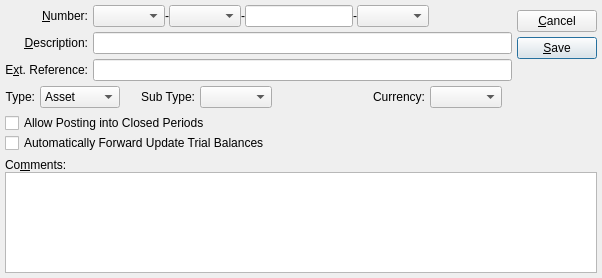
This is guiclient/accountNumber.ui in Pegasus-RPG/xtuple-client as Qt 5 draws it before an edit. The edited form follows.
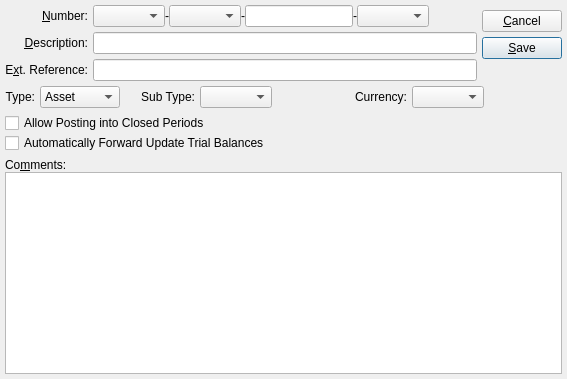
This is the edited form. Custom widgets are drawn as their Qt base class.

The edit to the form file:
```diff
--- a/guiclient/accountNumber.ui
+++ b/guiclient/accountNumber.ui
@@ -8,13 +8,13 @@
 is available at www.xtuple.com/CPAL.  By using this software, you agree
 to be bound by its terms.</comment>
  <class>accountNumber</class>
- <widget class="QDialog" name="accountNumber" >
-  <property name="geometry" >
+ <widget class="QDialog" name="accountNumber">
+  <property name="geometry">
    <rect>
     <x>0</x>
     <y>0</y>
-    <width>602</width>
-    <height>278</height>
+    <width>567</width>
+    <height>379</height>
    </rect>
   </property>
   <property name="windowTitle" >
@@ -28,29 +28,29 @@
     <number>5</number>
    </property>
    <item>
-    <layout class="QHBoxLayout" >
-     <property name="margin" >
-      <number>0</number>
-     </property>
-     <property name="spacing" >
+    <layout class="QHBoxLayout">
+     <property name="spacing">
       <number>5</number>
      </property>
+     <property name="margin">
+      <number>0</number>
+     </property>
      <item>
-      <layout class="QHBoxLayout" >
-       <property name="margin" >
-        <number>0</number>
-       </property>
-       <property name="spacing" >
+      <layout class="QHBoxLayout">
+       <property name="spacing">
         <number>5</number>
        </property>
+       <property name="margin">
+        <number>0</number>
+       </property>
        <item>
-        <layout class="QVBoxLayout" >
-         <property name="margin" >
-          <number>0</number>
-         </property>
-         <property name="spacing" >
+        <layout class="QVBoxLayout">
+         <property name="spacing">
           <number>5</number>
          </property>
+         <property name="margin">
+          <number>0</number>
+         </property>
          <item>
           <widget class="QLabel" name="_numberLit" >
            <property name="text" >
@@ -93,13 +93,13 @@
         </layout>
        </item>
        <item>
-        <layout class="QVBoxLayout" >
-         <property name="margin" >
-          <number>0</number>
-         </property>
-         <property name="spacing" >
+        <layout class="QVBoxLayout">
+         <property name="spacing">
           <number>5</number>
          </property>
+         <property name="margin">
+          <number>0</number>
+         </property>
          <item>
           <layout class="QHBoxLayout" >
            <property name="margin" >
@@ -233,13 +233,13 @@
         <number>0</number>
        </property>
        <item>
-        <layout class="QVBoxLayout" >
-         <property name="margin" >
-          <number>0</number>
-         </property>
-         <property name="spacing" >
+        <layout class="QVBoxLayout">
+         <property name="spacing">
           <number>5</number>
          </property>
+         <property name="margin">
+          <number>0</number>
+         </property>
          <item>
           <widget class="QPushButton" name="_close" >
            <property name="text" >
@@ -280,21 +280,21 @@
     </layout>
    </item>
    <item>
-    <layout class="QHBoxLayout" >
-     <property name="margin" >
-      <number>0</number>
-     </property>
-     <property name="spacing" >
+    <layout class="QHBoxLayout">
+     <property name="spacing">
       <number>5</number>
      </property>
+     <property name="margin">
+      <number>0</number>
+     </property>
      <item>
-      <layout class="QHBoxLayout" >
-       <property name="margin" >
-        <number>0</number>
-       </property>
-       <property name="spacing" >
+      <layout class="QHBoxLayout">
+       <property name="spacing">
         <number>5</number>
        </property>
+       <property name="margin">
+        <number>0</number>
+       </property>
        <item>
         <widget class="QLabel" name="_typeLit" >
          <property name="text" >
@@ -353,13 +353,13 @@
       </spacer>
      </item>
      <item>
-      <layout class="QHBoxLayout" >
-       <property name="margin" >
-        <number>0</number>
-       </property>
-       <property name="spacing" >
+      <layout class="QHBoxLayout">
+       <property name="spacing">
         <number>5</number>
        </property>
+       <property name="margin">
+        <number>0</number>
+       </property>
        <item>
         <widget class="QLabel" name="_subTypeLit" >
          <property name="text" >
@@ -392,13 +392,13 @@
       </spacer>
      </item>
      <item>
-      <layout class="QHBoxLayout" >
-       <property name="margin" >
-        <number>0</number>
-       </property>
-       <property name="spacing" >
+      <layout class="QHBoxLayout">
+       <property name="spacing">
         <number>5</number>
        </property>
+       <property name="margin">
+        <number>0</number>
+       </property>
        <item>
         <widget class="QLabel" name="_currencyLit" >
          <property name="text" >
@@ -459,22 +459,6 @@
          </property>
         </widget>
        </item>
-       <item>
-        <spacer>
-         <property name="orientation" >
-          <enum>Qt::Horizontal</enum>
-         </property>
-         <property name="sizeType" >
-          <enum>QSizePolicy::Expanding</enum>
-         </property>
-         <property name="sizeHint" >
-          <size>
-           <width>31</width>
-           <height>10</height>
-          </size>
-         </property>
-        </spacer>
-       </item>
       </layout>
      </item>
      <item>
@@ -492,22 +476,6 @@
          </property>
         </widget>
        </item>
-       <item>
-        <spacer>
-         <property name="orientation" >
-          <enum>Qt::Horizontal</enum>
-         </property>
-         <property name="sizeType" >
-          <enum>QSizePolicy::Expanding</enum>
-         </property>
-         <property name="sizeHint" >
-          <size>
-           <width>36</width>
-           <height>16</height>
-          </size>
-         </property>
-        </spacer>
-       </item>
       </layout>
      </item>
     </layout>
@@ -537,7 +505,7 @@
    </item>
   </layout>
  </widget>
- <layoutdefault spacing="5" margin="5" />
+ <layoutdefault spacing="5" margin="5"/>
  <pixmapfunction>qPixmapFromMimeSource</pixmapfunction>
  <customwidgets>
   <customwidget>
```
Left out of the diff: 229 changed lines with no effect on the pictures.
